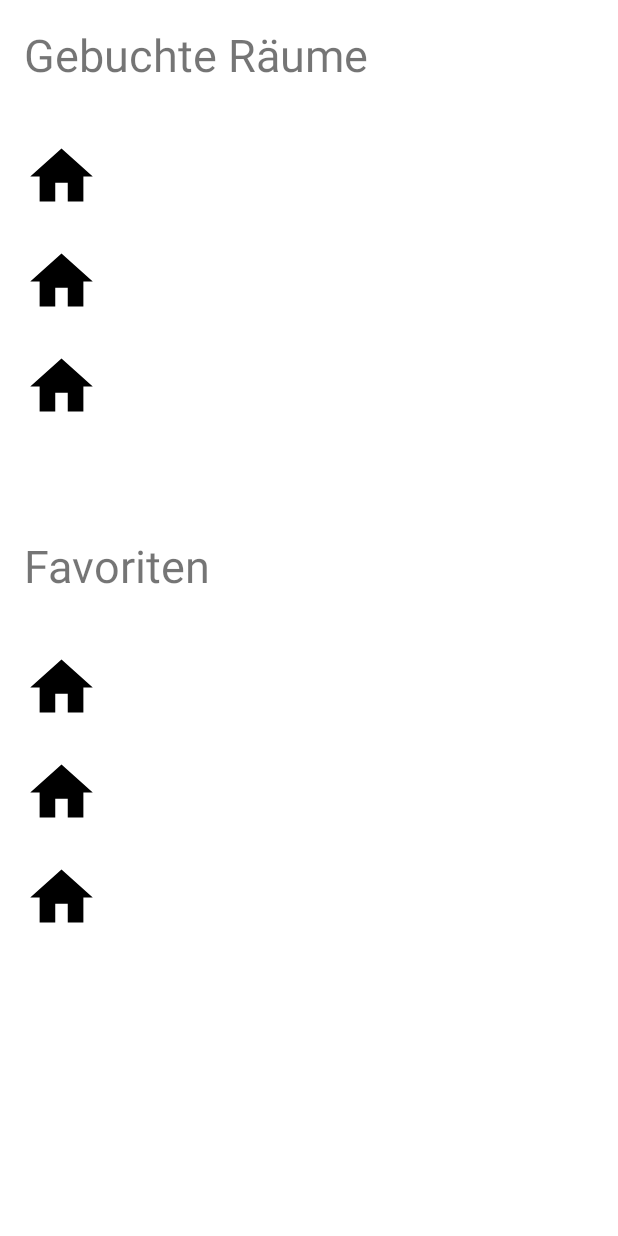
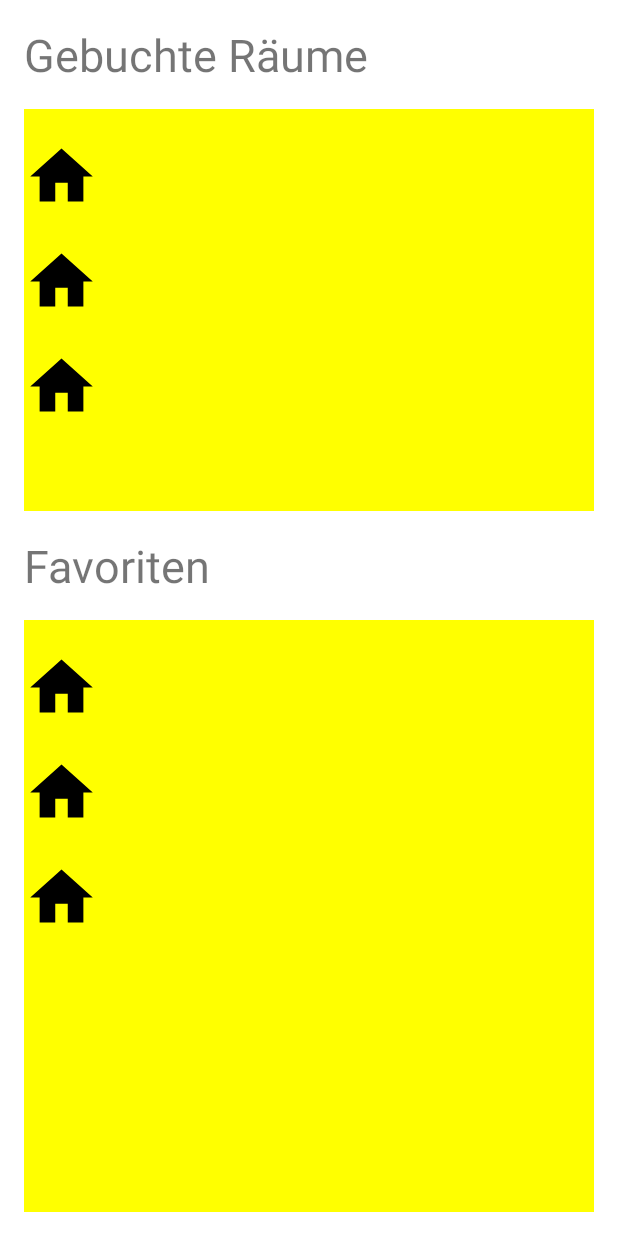
Before and after one commit to Cargozin/NZSE, an Android app: the layout fragment_cw_statistic.xml on its own in the app's theme, with its tools: preview values and no code run, on a phone screen of 412 x 824 dp. Run offline under Robolectric (Android 15) with nearby library versions, the phone set to English and light mode, and no system bars.

Commit message:
colored recycler views

```diff
--- a/app/src/main/res/layout/fragment_cw_home.xml
+++ b/app/src/main/res/layout/fragment_cw_home.xml
@@ -20,6 +20,7 @@
         android:id="@+id/show_owned_roomlist"
         android:layout_width="0dp"
         android:layout_height="0dp"
+        android:background="#FFFF00"
         android:layout_marginTop="16dp"
         android:layout_marginStart="16dp"
         android:layout_marginEnd="16dp"
--- a/app/src/main/res/layout/fragment_cw_search.xml
+++ b/app/src/main/res/layout/fragment_cw_search.xml
@@ -34,6 +34,7 @@
 
     <androidx.recyclerview.widget.RecyclerView
         android:id="@+id/show_searched_roomlist"
+        android:background="#FFFF00"
         android:layout_width="0dp"
         android:layout_height="0dp"
         android:layout_marginTop="16dp"
--- a/app/src/main/res/layout/fragment_cw_statistic.xml
+++ b/app/src/main/res/layout/fragment_cw_statistic.xml
@@ -19,6 +19,7 @@
 
     <androidx.recyclerview.widget.RecyclerView
         android:id="@+id/show_booked_roomlist"
+        android:background="#FFFF00"
         android:layout_width="0dp"
         android:layout_height="0dp"
         android:layout_marginTop="16dp"
@@ -45,6 +46,7 @@
 
     <androidx.recyclerview.widget.RecyclerView
         android:id="@+id/show_fav_roomlist"
+        android:background="#FFFF00"
         android:layout_width="0dp"
         android:layout_height="0dp"
         android:layout_marginTop="16dp"
--- a/app/src/main/res/layout/fragment_ma_home.xml
+++ b/app/src/main/res/layout/fragment_ma_home.xml
@@ -19,6 +19,7 @@
 
     <androidx.recyclerview.widget.RecyclerView
         android:id="@+id/show_offered_roomlist"
+        android:background="#FFFF00"
         android:layout_width="0dp"
         android:layout_height="0dp"
         android:layout_marginTop="16dp"
--- a/app/src/main/res/layout/fragment_ma_stats.xml
+++ b/app/src/main/res/layout/fragment_ma_stats.xml
@@ -19,6 +19,7 @@
 
     <androidx.recyclerview.widget.RecyclerView
         android:id="@+id/show_mastats_roomlist"
+        android:background="#FFFF00"
         android:layout_width="0dp"
         android:layout_height="0dp"
         android:layout_marginTop="16dp"
```
